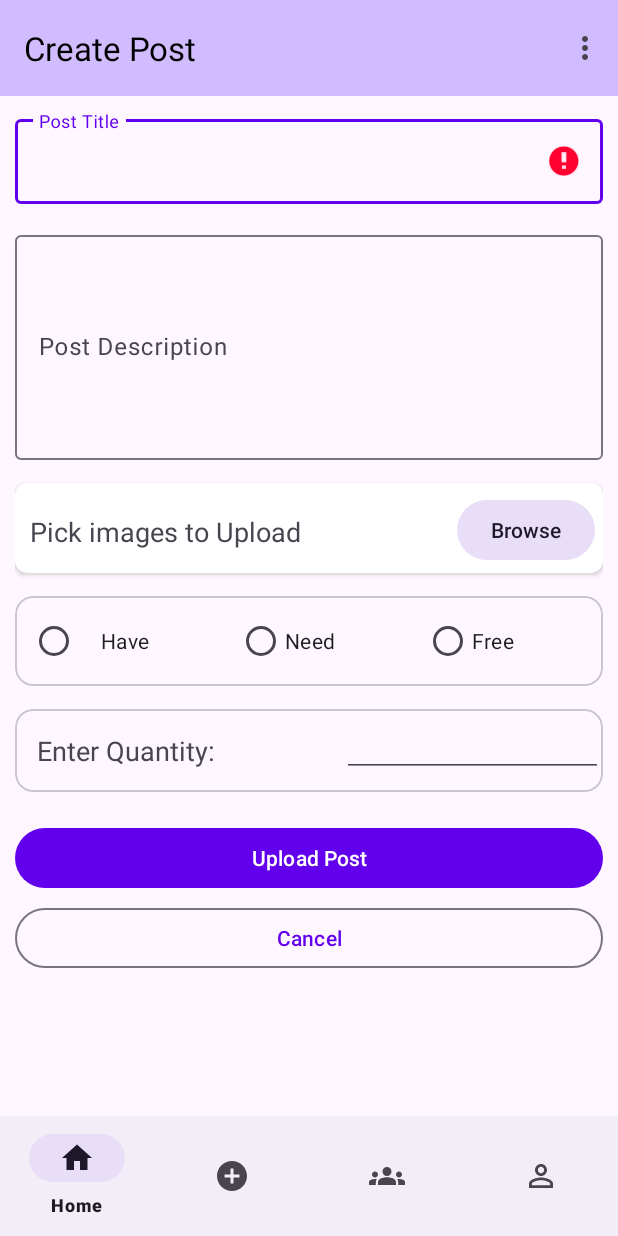
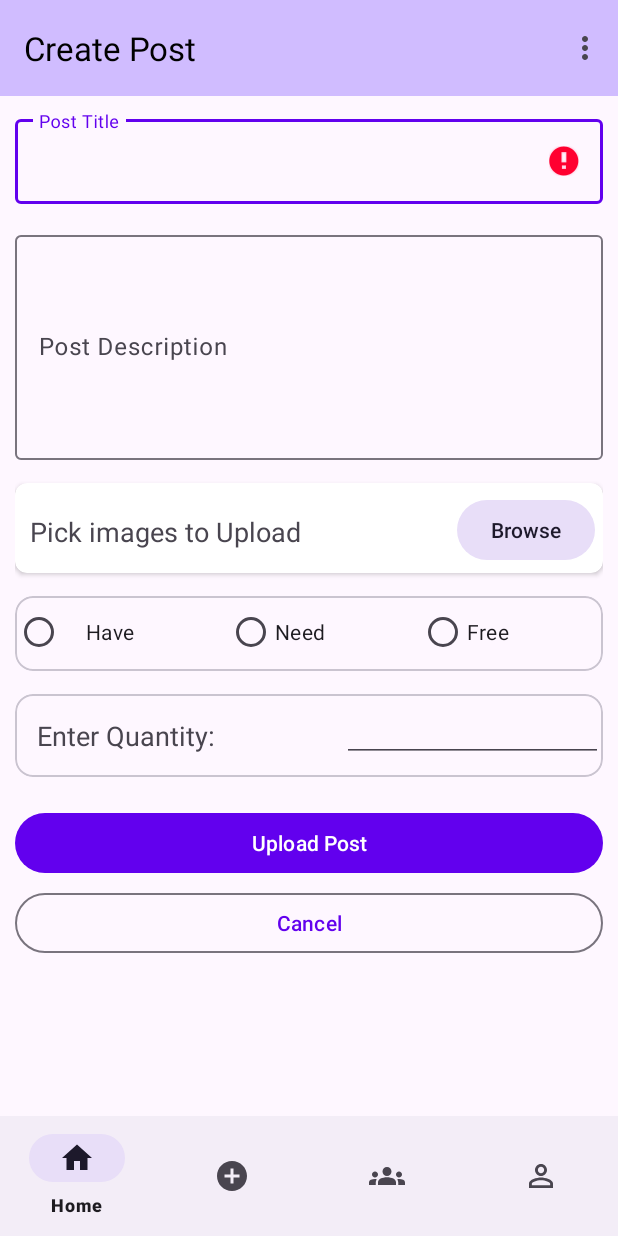
Before and after one commit to NimethHR/Bartering-App, an Android app: the CreatePost screen opened directly, with no data from a screen before it, in the options menu, after a tap on "Delete", on a phone screen of 412 x 824 dp. Run offline under Robolectric (Android 15) with nearby library versions, the phone set to English and light mode, and no system bars; our stand-ins replace Firebase (no records; nobody signed in at launch, a user with empty details on screens opened directly), data binding; 2 statements that could not run were skipped.

```diff
--- a/frontend/app/src/main/java/com/example/madproject/posts/CreatePost.kt
+++ b/frontend/app/src/main/java/com/example/madproject/posts/CreatePost.kt
@@ -6,7 +6,6 @@ import android.os.Bundle
 import android.util.Log
 import android.view.LayoutInflater
 import android.view.View
-import android.view.ViewGroup
 import android.widget.*
 import androidx.appcompat.app.AlertDialog
 import androidx.appcompat.app.AppCompatActivity
@@ -26,7 +25,10 @@ class CreatePost : AppCompatActivity() {
     private lateinit var uploadBtn: Button
     private lateinit var cancelBtn: Button
     private lateinit var browseBtn: Button
+    private lateinit var radioGroup: RadioGroup
 
+
+//    var selectedType: String = ""
 
 
     override fun onCreate(savedInstanceState: Bundle?) {
@@ -42,7 +44,6 @@ class CreatePost : AppCompatActivity() {
         uploadBtn = findViewById(R.id.upload_post_btn)
         cancelBtn = findViewById(R.id.cancel_button)
         browseBtn = findViewById(R.id.file_browse_btn)
-
 
 
         uploadBtn.setOnClickListener {
@@ -97,8 +98,11 @@ class CreatePost : AppCompatActivity() {
 
         }
     }
+
+
     private fun uploadData(){
         val db = Firebase.firestore
+
 
         var documentId: String? = null
         val title = createPostTitle.text.toString()
@@ -109,19 +113,44 @@ class CreatePost : AppCompatActivity() {
             createPostTitle.error = "Please enter a value"
         }
 
-        val post = Post(title, desc,null , number)
+
+        radioGroup = findViewById(R.id.type_radio_group)
+
+        val selectedRadioButtonId = radioGroup.checkedRadioButtonId
+        val selectedRadioButton = findViewById<RadioButton>(selectedRadioButtonId)
+        val selectedType = selectedRadioButton.text.toString()
+
+
+        val post = Post(title, desc, selectedType , number)
 
         db.collection("posts")
             .add(post)
             .addOnSuccessListener { documentReference ->
                 Log.d(TAG, "DocumentSnapshot added with ID: ${documentReference.id}")
                 documentId = documentReference.id
+
+                Log.d("Tag", "document id in CreatePost: $documentId")
+                Log.d("Tag", "selected radio button: $selectedType")
+
+
+                val inflater: LayoutInflater = layoutInflater
+                val layout: View = inflater.inflate(R.layout.toast, findViewById(R.id.custom_toast_container))
+
+                val text: TextView = layout.findViewById(R.id.toast_text)
+                text.text = "Post Uploaded Successfully"
+                val toast = Toast(applicationContext)
+                toast.duration = Toast.LENGTH_SHORT
+                toast.view = layout
+                toast.show()
+
+                val intent = Intent(this, ViewPost::class.java)
+                intent.putExtra("documentId", documentId)
+                startActivity(intent)
             }
             .addOnFailureListener { e ->
                 Log.w(TAG, "Error adding document", e)
             }
-        val intent = Intent(this, ViewPost::class.java)
-        intent.putExtra("documentId", documentId)
-        startActivity(intent)
+
+
     }
 }
--- a/frontend/app/src/main/java/com/example/madproject/posts/ViewPost.kt
+++ b/frontend/app/src/main/java/com/example/madproject/posts/ViewPost.kt
@@ -1,11 +1,21 @@
 package com.example.madproject.posts
 
+import android.annotation.SuppressLint
 import android.content.ContentValues.TAG
+import android.content.Intent
 import androidx.appcompat.app.AppCompatActivity
 import android.os.Bundle
 import android.util.Log
+import android.view.LayoutInflater
+import android.view.Menu
+import android.view.MenuItem
+import android.view.View
 import android.widget.Button
+import android.widget.TextView
+import android.widget.Toast
 import androidx.appcompat.app.AlertDialog
+import androidx.appcompat.widget.Toolbar
+import com.example.madproject.MainActivity
 import com.example.madproject.R
 import com.google.android.material.textview.MaterialTextView
 import com.google.firebase.firestore.ktx.firestore
@@ -13,10 +23,14 @@ import com.google.firebase.ktx.Firebase
 
 class ViewPost : AppCompatActivity() {
 
-    private lateinit var documentId: String
+    private  var documentId: String? = null
 
     private lateinit var likeBtn: Button
     private lateinit var titleTextView: MaterialTextView
+    private lateinit var descTextView: MaterialTextView
+    private lateinit var viewPosType: MaterialTextView
+
+    private val db = Firebase.firestore
 
     override fun onCreate(savedInstanceState: Bundle?) {
         super.onCreate(savedInstanceState)
@@ -24,7 +38,17 @@ class ViewPost : AppCompatActivity() {
 
         documentId = intent.getStringExtra("documentId").toString()
 
+        Log.d("Tag", "document id in ViewPost: $documentId")
+
+        val toolbar = findViewById<Toolbar>(R.id.create_toolbar)
+        setSupportActionBar(toolbar)
+
         likeBtn = findViewById(R.id.likeBtn)
+        titleTextView = findViewById(R.id.view_post_title)
+        descTextView = findViewById(R.id.view_post_desc)
+        viewPosType = findViewById(R.id.view_post_type)
+
+
 
         likeBtn.setOnClickListener {
             val alertDialogBuilder = AlertDialog.Builder(this)
@@ -44,22 +68,76 @@ class ViewPost : AppCompatActivity() {
             val alertDialog = alertDialogBuilder.create()
             alertDialog.show()
         }
+        fetchData()
+    }
 
+    override fun onCreateOptionsMenu(menu: Menu): Boolean {
+        menuInflater.inflate(R.menu.create_post_toolbar, menu)
+        return true
     }
+
+    override fun onOptionsItemSelected(item: MenuItem): Boolean {
+        return when (item.itemId) {
+            R.id.toolbar_edit -> {
+                // Handle Edit button click
+                val intent = Intent(this, EditPost::class.java)
+                intent.putExtra("documentId", documentId)
+                startActivity(intent)
+
+                true
+            }
+            R.id.toolbar_delete -> {
+                // Handle Delete button click
+                val docRef = db.collection("posts").document(documentId!!)
+                docRef
+                    .delete()
+                    .addOnSuccessListener {
+                        Log.d(TAG, "Post successfully deleted!")
+
+                        val inflater: LayoutInflater = layoutInflater
+                        val layout: View = inflater.inflate(R.layout.toast, findViewById(R.id.custom_toast_container))
+
+                        val text: TextView = layout.findViewById(R.id.toast_text)
+                        text.text = "Post Deleted Successfully"
+                        val toast = Toast(applicationContext)
+                        toast.duration = Toast.LENGTH_SHORT
+                        toast.view = layout
+                        toast.show()
+
+                        val intent = Intent(this, MainActivity::class.java)
+                        startActivity(intent)
+                    }
+                    .addOnFailureListener { e -> Log.w(TAG, "Error deleting Post", e) }
+                true
+            }
+            else -> super.onOptionsItemSelected(item)
+        }
+    }
+
     private fun fetchData(){
-        val db = Firebase.firestore
 
-        val docRef = db.collection("posts").document(documentId)
+        val docRef = db.collection("posts").document(documentId!!)
 
         docRef.get()
             .addOnSuccessListener { result ->
                 if (result.exists()){
                     val title = result.getString("title")
                     val desc = result.getString("description")
+                    val type = result.getString("type")
+
+
+                    titleTextView.text = title
+                    descTextView.text = desc
+                    viewPosType.text = "Post Type: " + type
+
+                    Log.d("Tag", "title value" + titleTextView.text)
+
                 }
             }
             .addOnFailureListener { exception ->
                 Log.w(TAG, "Error getting documents.", exception)
             }
     }
+
+
 }
--- a/frontend/app/src/main/res/layout/activity_create_post.xml
+++ b/frontend/app/src/main/res/layout/activity_create_post.xml
@@ -108,18 +108,14 @@
                 <com.google.android.material.card.MaterialCardView
                     android:layout_width="match_parent"
                     android:layout_marginTop="15dp"
-                    android:layout_height="@dimen/container_height_1"
+                    android:layout_height="50dp"
                     >
 
-                    <LinearLayout
+                    <RadioGroup
+                        android:id="@+id/type_radio_group"
                         android:layout_width="match_parent"
-                        android:layout_height="wrap_content"
-                        android:orientation="horizontal"
-                        android:layout_marginLeft="@dimen/small_small_padding"
-                        android:layout_marginTop="@dimen/text_margin"
-                        tools:layout_editor_absoluteX="1dp"
-                        tools:layout_editor_absoluteY="1dp"
-                        android:layout_marginBottom="@dimen/horizontal_space">
+                        android:layout_height="match_parent"
+                        android:orientation="horizontal">
 
                         <RadioButton
                                 android:id="@+id/haveRadioButton"
@@ -142,7 +138,8 @@
                                 android:layout_height="wrap_content"
                                 android:layout_weight="1"
                                 android:text="@string/post_type_donate" />
-                    </LinearLayout>
+
+                    </RadioGroup>
 
                 </com.google.android.material.card.MaterialCardView>
 
--- a/frontend/app/src/main/res/layout/activity_edit_post.xml
+++ b/frontend/app/src/main/res/layout/activity_edit_post.xml
@@ -50,10 +50,12 @@
                 android:hint="@string/create_post_description">
 
                 <com.google.android.material.textfield.TextInputEditText
+                    android:id="@+id/edit_post_desc"
                     android:layout_width="match_parent"
                     android:layout_height="@dimen/create_text_field_width"
-                    android:text="@string/lorem"
                     />
+
+<!--                android:text="@string/lorem"-->
 
             </com.google.android.material.textfield.TextInputLayout>
 
--- a/frontend/app/src/main/res/menu/create_post_toolbar.xml
+++ b/frontend/app/src/main/res/menu/create_post_toolbar.xml
@@ -1,20 +1,14 @@
 <?xml version="1.0" encoding="utf-8"?>
 <menu xmlns:android="http://schemas.android.com/apk/res/android"
     xmlns:app="http://schemas.android.com/apk/res-auto">
-<!--    <item-->
-<!--        android:id="@+id/back"-->
-<!--        android:icon="@drawable/baseline_more_vert_24"-->
-<!--        app:showAsAction="collapseActionView"-->
-<!--        android:title="Options"-->
-<!--        />-->
     <item
-        android:id="@+id/delete"
+        android:id="@+id/toolbar_edit"
         android:icon="@drawable/baseline_delete_24"
         app:showAsAction="never"
-        android:title="Delete"/>
+        android:title="Edit"/>
 
     <item
-        android:id="@+id/temp"
+        android:id="@+id/toolbar_delete"
         android:icon="@drawable/baseline_delete_24"
         app:showAsAction="never"
         android:title="Delete"/>
```
Also changed, not shown: frontend/app/src/main/java/com/example/madproject/posts/EditPost.kt (+108 -2 lines), frontend/app/src/main/res/layout/activity_view_post.xml (+24 -7 lines). Lines whose indentation alone changed are shown as unchanged.
